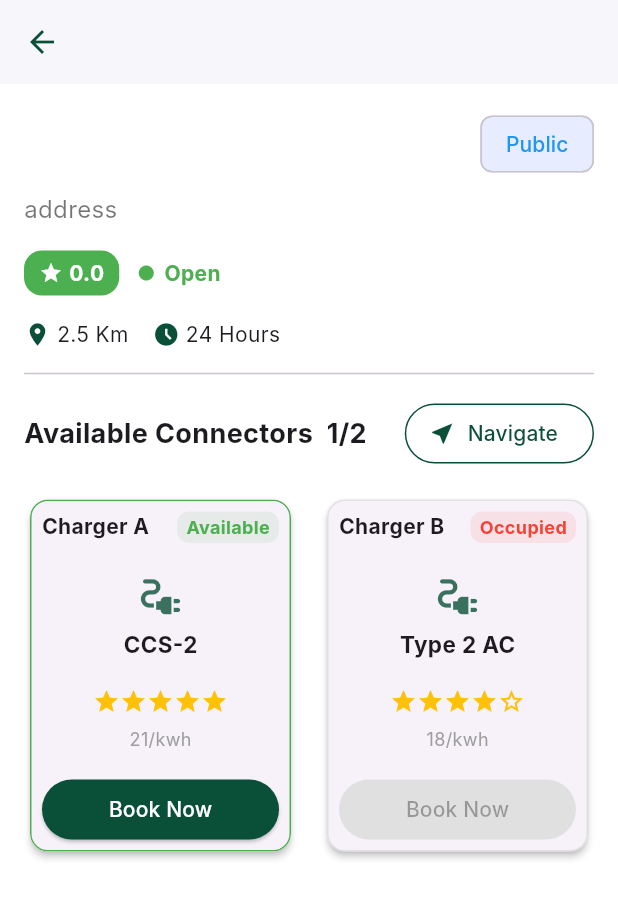
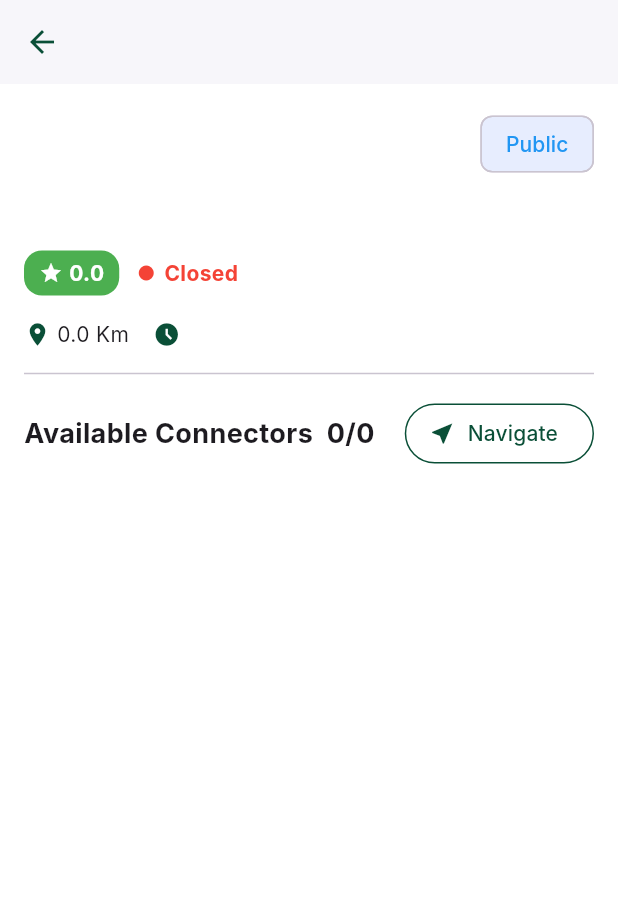
Before and after one commit to Aathisivansk/Osmion_EV, a Flutter app: the StationDetailsSheet widget shown alone on an empty page, opened directly with empty values, after a tap on "View Details", on a phone screen of 412 x 824 dp. Shown: the top 898 px of the screen. Run offline on Flutter 3.47's test engine with Material 3 defaults, Android fonts, the phone set to English and light mode, and no system bars; our stand-ins replace firebase_core, firebase_messaging, flutter_map, geolocator, image_picker, latlong2 and 1 more; missing offline and left inert: flutter_map_location_marker; accounts and stored records are empty; network calls fail; Roboto replaces fonts that are missing (Inter).

Commit message:
Enhance ChargingStation model and UI in slot booking
This commit updates the `ChargingStation` data model to include `address`, `timing`, and `isOpen` fields.

The UI for displaying station details has been improved:
- Charger availability status is now color-coded (green for available, red for occupied).
- Navigation to `StationDetailsPage` now correctly passes the selected station's data, including the newly added fields and dynamically calculates distance.
- Removed commented-out code and unnecessary comments.

```diff
--- a/lib/slot_booking/slot_booking_page.dart
+++ b/lib/slot_booking/slot_booking_page.dart
@@ -12,20 +12,26 @@ import 'package:osmion/slot_booking/stations_detail.dart';
 class ChargingStation {
   final String id;
   final String name;
+  final String address;
   final double latitude;
   final double longitude;
   final List<dynamic> chargers;
   final List<String> amenities;
   final double rating;
+  final String timing;
+  final bool isOpen;
 
   ChargingStation({
     required this.id,
     required this.name,
+    required this.address,
     required this.latitude,
     required this.longitude,
     required this.chargers,
     required this.amenities,
     required this.rating,
+    required this.timing,
+    required this.isOpen,
   });
 
   factory ChargingStation.fromJson(Map<String, dynamic> json) {
@@ -34,11 +40,14 @@ class ChargingStation {
     return ChargingStation(
       id: idValue ?? '',
       name: json['stationName'] ?? 'Unknown Station',
+      address: json['address'] ?? 'No address provided',
       latitude: (json['latitude'] as num).toDouble(),
       longitude: (json['longitude'] as num).toDouble(),
       chargers: json['chargers'] ?? [],
       amenities: List<String>.from(json['amenities'] ?? []),
       rating: (json['stationRating'] as num?)?.toDouble() ?? 0.0,
+      timing: json['timing'] ?? 'N/A',
+      isOpen: json['isOpen'] ?? true,
     );
   }
 }
@@ -120,12 +129,8 @@ class _SlotBookingPageState extends State<SlotBookingPage> {
     });
   }
 
-  // This function sends the user's connector type to the server to get filtered results
   Future<void> _fetchChargingStations() async {
     final connector = widget.userVehicleConnector;
-
-    // Build the URL with a query parameter to filter by connector
-    // --- IMPORTANT: Replace with your computer's actual IP address ---
     final url = Uri.parse('http://10.62.58.114:5000/api/stations?connector=$connector');
 
     try {
@@ -142,7 +147,6 @@ class _SlotBookingPageState extends State<SlotBookingPage> {
     }
   }
 
-  // This function now uses a single unified blue color for all station markers
   void _buildMarkers() {
     final List<Marker> loadedMarkers = [];
     for (var station in _allStations) {
@@ -330,7 +334,7 @@ class StationDetailsSheet extends StatelessWidget {
               ...station.chargers.map((charger) =>
                   ListTile(title: Text(charger['chargerName']),
                     subtitle: Text(charger['chargerType']),
-                    trailing: Text(charger['isAvailable'] ? 'Available' : 'Occupied'),
+                    trailing: Text(charger['isAvailable'] ? 'Available' : 'Occupied', style: TextStyle(color: charger['isAvailable'] ? Colors.green : Colors.red)),
                   )
               ).toList(),
               const Divider(height: 32),
@@ -340,21 +344,26 @@ class StationDetailsSheet extends StatelessWidget {
               const SizedBox(height: 32),
               ElevatedButton(
                 onPressed: () {
+                  // --- THIS IS THE FIX ---
+                  // Use the actual 'station' data passed to this widget
                   Navigator.push(
                       context,
                       MaterialPageRoute(
                           builder: (context) => StationDetailsPage(
                               station: StationDetails(
                                   name: station.name,
-                                  address: 'address',
+                                  address: station.address,
                                   rating: station.rating,
-                                  isOpen: true,
-                                  distanceInKm: 2.5,
-                                  timing: '24 Hours',
-                                  chargers: [
-                                    Charger(name: 'Charger A', type: 'CCS-2', tariff: '21/kwh', rating: 4.5, isAvailable: true),
-                                    Charger(name: 'Charger B', type: 'Type 2 AC', tariff: '18/kwh', rating: 4, isAvailable: false)
-                                  ]
+                                  isOpen: station.isOpen,
+                                  distanceInKm: distanceInMeters != null ? (distanceInMeters! / 1000) : 0.0,
+                                  timing: station.timing,
+                                  chargers: (station.chargers as List<dynamic>).map((c) => Charger(
+                                    name: c['chargerName'],
+                                    type: c['chargerType'],
+                                    tariff: c['tariff'],
+                                    rating: (c['chargerRating'] as num?)?.toDouble() ?? 0.0,
+                                    isAvailable: c['isAvailable'],
+                                  )).toList()
                               )
                           )
                       )
```
